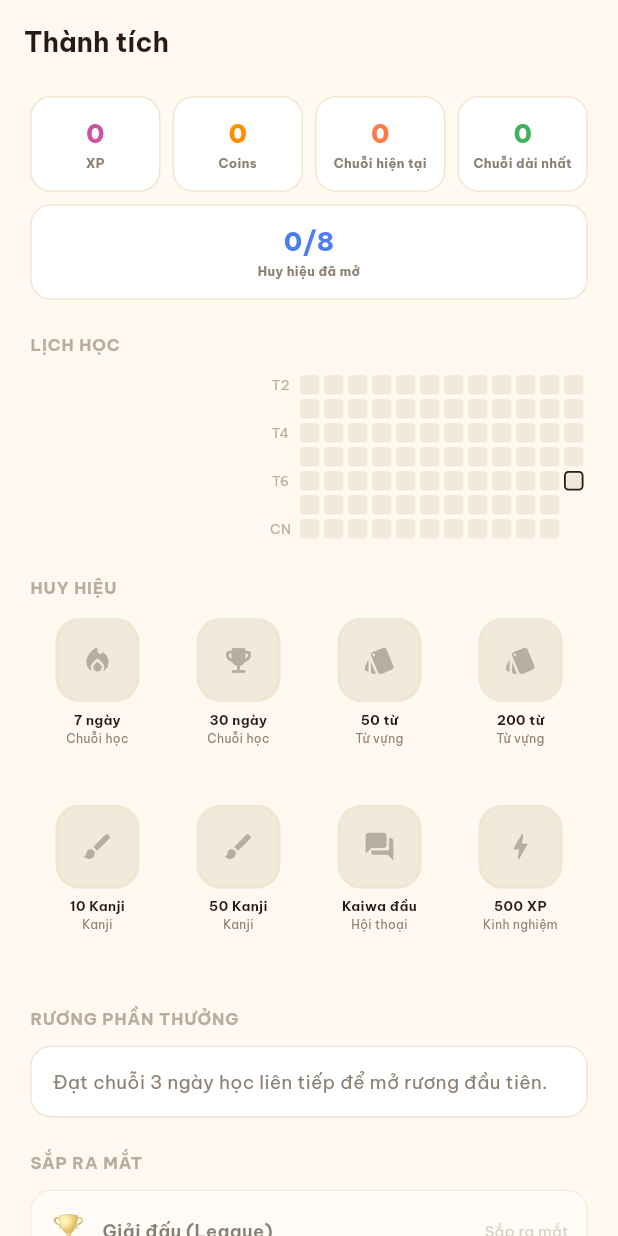
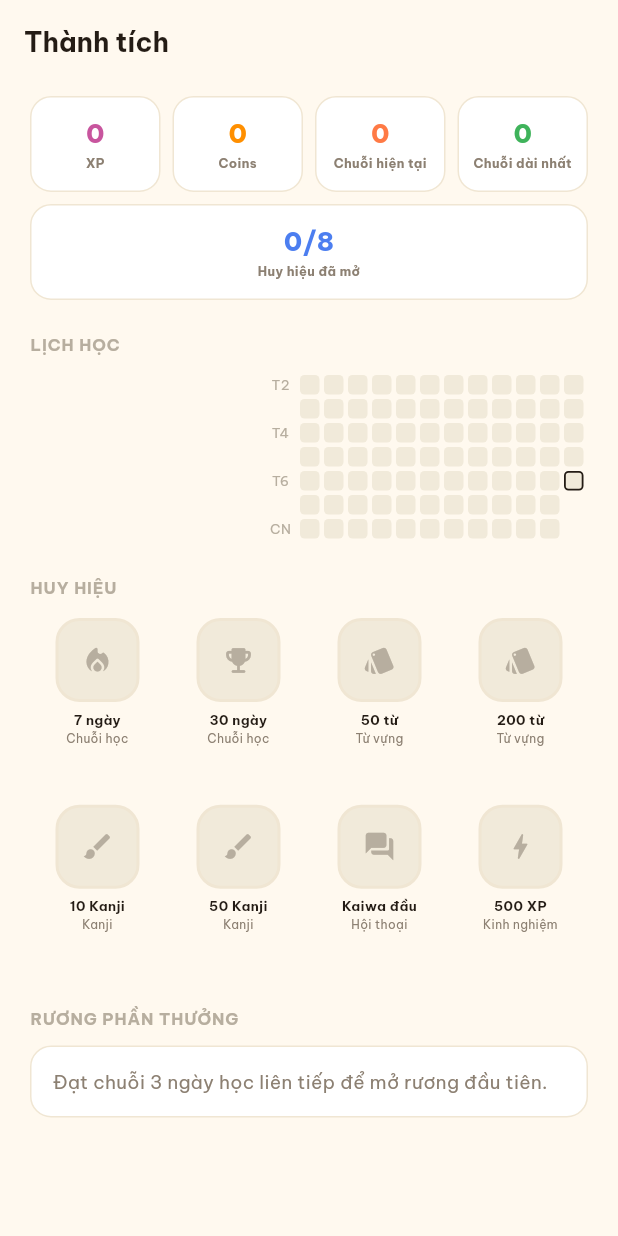
Before and after one commit to vietdct/app_nihongo, a Flutter app: the AchievementsScreen screen opened by its route, on a phone screen of 412 x 824 dp. Run offline on Flutter 3.47's test engine with Material 3 defaults, Android fonts, the phone set to English and light mode, and no system bars; our stand-ins replace drift, drift_flutter, fl_chart, flutter_riverpod, flutter_tts, go_router and 5 more; missing offline and left inert: record; accounts and stored records are empty; generated files the repository leaves out were written again; network calls fail; statements that could not run were skipped.

Commit message:
feat(profile): bỏ Giải đấu (League) khỏi Thành tích
Người dùng quyết định 2026-08-07: không làm League (phần phức tạp nhất
trong 3 mục gamification treo — cần cron reset tuần + ghép nhóm). Xoá
luôn section "Sắp ra mắt" và widget ComingSoonRow (không còn nơi nào dùng)
thay vì để placeholder cho tính năng sẽ không làm.

Co-Authored-By: Claude Sonnet 5 <noreply@anthropic.com>

```diff
--- a/lib/features/profile/pages/achievements_screen.dart
+++ b/lib/features/profile/pages/achievements_screen.dart
@@ -10,16 +10,14 @@ import '../../vocabulary/providers/vocab_progress_providers.dart';
 import '../providers/study_heatmap_providers.dart';
 import '../providers/treasure_box_providers.dart';
 import '../widgets/achievement_badge.dart';
-import '../widgets/coming_soon_row.dart';
 import '../widgets/profile_section_label.dart';
 import '../widgets/profile_stat_tile.dart';
 import '../widgets/study_heatmap.dart';
 
 /// Nhóm "Thành tích" — XP, Coin, chuỗi ngày học, huy hiệu, rương phần
-/// thưởng dựa trên mốc dữ liệu thật đã có. Giải đấu (League) vẫn là
-/// placeholder "Sắp ra mắt" — phần phức tạp nhất trong 3 mục gamification
-/// treo trước đây (docs/REVIEW_DESIGN.md §11, §16 câu hỏi #4), để lại cho
-/// phiên sau.
+/// thưởng dựa trên mốc dữ liệu thật đã có. Giải đấu (League) — hạng mục
+/// gamification treo còn lại (docs/REVIEW_DESIGN.md §11, §16 câu hỏi #4) —
+/// đã bị bỏ theo quyết định người dùng 2026-08-07, không còn giữ chỗ UI.
 class AchievementsScreen extends ConsumerWidget {
   const AchievementsScreen({super.key});
 
@@ -195,14 +193,6 @@ class AchievementsScreen extends ConsumerWidget {
                 ],
               ],
             ),
-          const SizedBox(height: 22),
-          const ProfileSectionLabel('Sắp ra mắt'),
-          const SizedBox(height: 10),
-          const Column(
-            children: [
-              ComingSoonRow(emoji: '🏆', title: 'Giải đấu (League)'),
-            ],
-          ),
         ],
       ),
     );
--- a/lib/features/profile/widgets/coming_soon_row.dart
+++ /dev/null
@@ -1,48 +0,0 @@
-import 'package:flutter/material.dart';
-
-import '../../../core/theme/app_theme.dart';
-
-/// Giữ chỗ cho tính năng chưa có backend/công thức thưởng nào được xác nhận
-/// (VD Coins/Treasure/League) — chỉ hiển thị placeholder, không có logic
-/// thật, tránh bịa số liệu.
-class ComingSoonRow extends StatelessWidget {
-  const ComingSoonRow({super.key, required this.emoji, required this.title});
-
-  final String emoji;
-  final String title;
-
-  @override
-  Widget build(BuildContext context) {
-    return Opacity(
-      opacity: 0.55,
-      child: Container(
-        padding: const EdgeInsets.all(12),
-        decoration: BoxDecoration(
-          color: AppColors.card,
-          borderRadius: BorderRadius.circular(14),
-          border: Border.all(color: AppColors.border, width: 1.0),
-        ),
-        child: Row(
-          children: [
-            Text(emoji, style: const TextStyle(fontSize: 20)),
-            const SizedBox(width: 10),
-            Expanded(
-              child: Text(
-                title,
-                style: const TextStyle(
-                  fontWeight: FontWeight.w700,
-                  fontSize: 12,
-                  color: AppColors.ink,
-                ),
-              ),
-            ),
-            const Text(
-              'Sắp ra mắt',
-              style: TextStyle(fontSize: 10, color: AppColors.inkFaint),
-            ),
-          ],
-        ),
-      ),
-    );
-  }
-}
```
